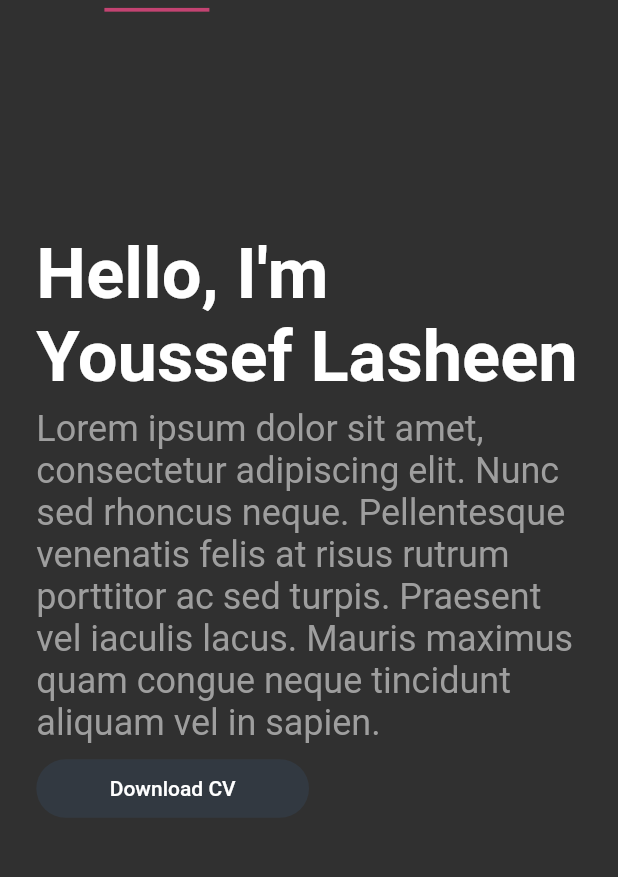
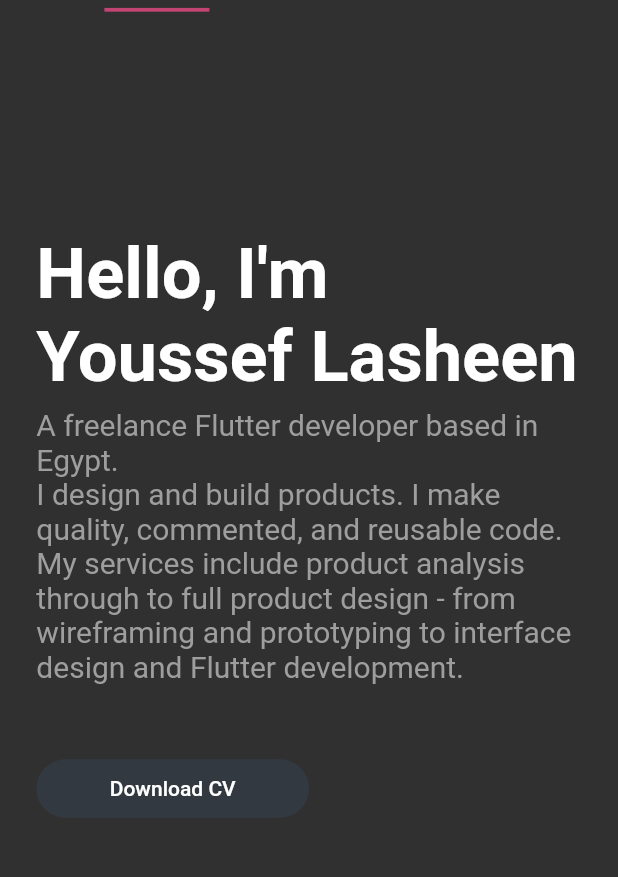
Before and after one commit to YoussefLasheen/portfolio, a Flutter app: the screen it shows after launch, on a phone screen of 412 x 824 dp, the part 67-944 px from its top. Run offline on Flutter 3.47's test engine with Material 2 defaults, Android fonts, the phone set to English and light mode, and no system bars; drawn by our look-alikes of auto_size_text; our stand-ins replace cloud_firestore, flutter_markdown; accounts and stored records are empty.

Commit message:
Change the about screen subtitle.

```diff
--- a/lib/screens/about_screen.dart
+++ b/lib/screens/about_screen.dart
@@ -36,7 +36,7 @@ class AboutScreen extends StatelessWidget {
               Expanded(
                 flex: 6,
                 child: AutoSizeText(
-                  'Lorem ipsum dolor sit amet, consectetur adipiscing elit. Nunc sed rhoncus neque. Pellentesque venenatis felis at risus rutrum porttitor ac sed turpis. Praesent vel iaculis lacus. Mauris maximus quam congue neque tincidunt aliquam vel in sapien.',
+                  'A freelance Flutter developer based in Egypt.\nI design and build products. I make quality, commented, and reusable code.\nMy services include product analysis through to full product design - from wireframing and prototyping to interface design and Flutter development.',
                   style: TextStyle(color: Colors.grey, fontSize: 50),
                 ),
               ),
```
